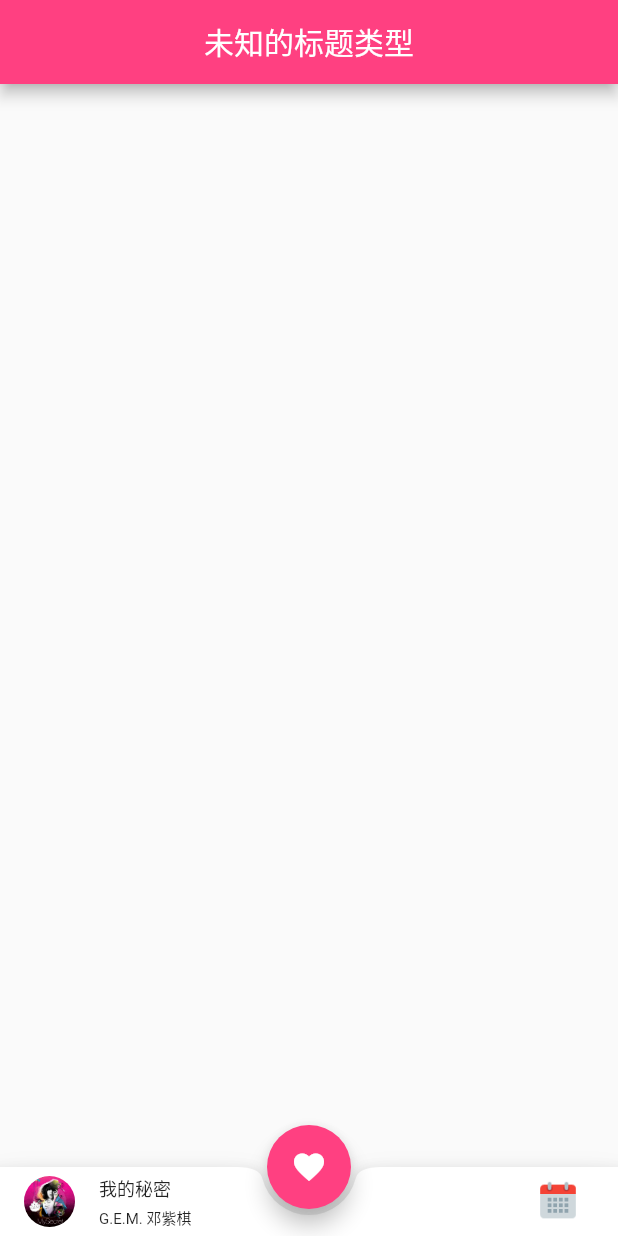
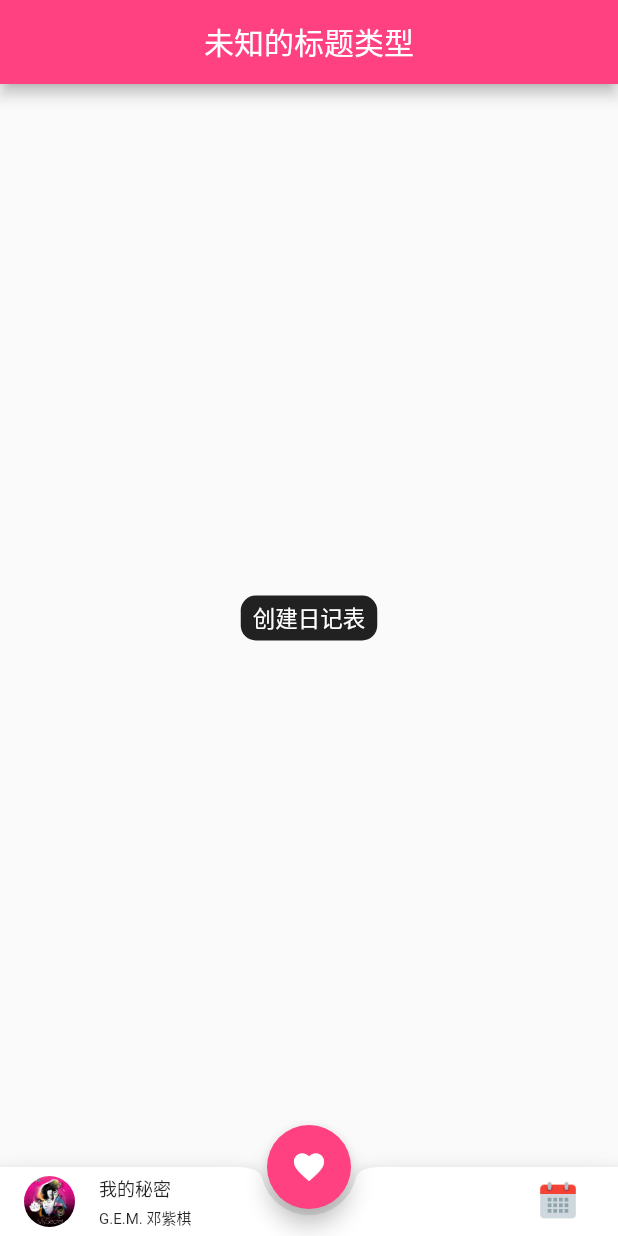
Before and after one commit to taoyimin/love-diary-flutter, a Flutter app: the first screen one second after launch, on a phone screen of 412 x 824 dp. Run offline on Flutter 3.47's test engine with Material 2 defaults, Android fonts, the phone set to English and light mode, and no system bars; drawn by our look-alikes of oktoast; our stand-ins replace assets_audio_player, flutter_easyrefresh, photo_view, sqflite; missing offline and left inert: common_utils, flustars, flutter_cupertino_date_picker, multi_image_picker; accounts and stored records are empty.

Commit message:
regular update

```diff
--- a/lib/bean/diary.dart
+++ b/lib/bean/diary.dart
@@ -1,5 +1,7 @@
+import 'package:flustars/flustars.dart';
 import 'package:love_diary/res/constants.dart';
 import 'package:love_diary/util/file_utils.dart';
+import 'package:love_diary/util/toast_utils.dart';
 import 'package:path/path.dart';
 import 'package:sqflite/sqflite.dart';
 import 'package:sqflite/sqlite_api.dart';
@@ -72,10 +74,11 @@ class DiaryProvider {
   Future open() async {
     db = await openDatabase(
       join(await FileUtils.getSDCardDirectory(), 'diary_db.db'),
-      version: Constants.DATABASE_VERSION,
+      version: 6,
       onCreate: (Database db, int version) async {
-        print('创建日记表');
-        await db.execute('''
+        Toast.show('创建日记表');
+        try {
+          await db.execute('''
 create table $tableDiary (
   $columnId integer primary key autoincrement,
   $columnContent text not null,
@@ -87,6 +90,9 @@ create table $tableDiary (
   $column2 text,
   $column3 text)
 ''');
+        } catch (e) {
+          Toast.show('创建日记表失败：$e');
+        }
       },
     );
   }
--- a/lib/bean/mark_day.dart
+++ b/lib/bean/mark_day.dart
@@ -69,10 +69,9 @@ class MarkDayProvider {
   Future open() async {
     db = await openDatabase(
       join(await FileUtils.getSDCardDirectory(), 'diary_db.db'),
-      version: Constants.DATABASE_VERSION,
+      version: 6,
       onUpgrade: (Database db, int oldVersion, int newVersion) async {
-        if(newVersion == 5){
-          print('创建纪念日表');
+        if(newVersion == 6){
           Toast.show('创建纪念日表');
           try {
             await db.execute('''
--- a/lib/main.dart
+++ b/lib/main.dart
@@ -76,7 +76,16 @@ class _MyHomePageState extends State<MyHomePage> {
   void initState() {
     super.initState();
     assetsAudioPlayer.open(
-      Audio('assets/audios/my_secret.mp3'),
+      Audio(
+        'assets/audios/my_secret.mp3',
+        metas: Metas(
+          title: "我的秘密",
+          artist: "G.E.M. 邓紫棋",
+          album: "My Secret",
+          image: MetasImage.asset(
+              "assets/images/my_secret.jpg"), //can be MetasImage.network
+        ),
+      ),
       autoStart: false,
       showNotification: true,
     );
@@ -117,7 +126,7 @@ class _MyHomePageState extends State<MyHomePage> {
             await provider?.open();
             diaryList.clear();
             List<Diary> tempList =
-            await provider?.getDiaryList(limit: limit, offset: offset);
+                await provider?.getDiaryList(limit: limit, offset: offset);
             diaryList.addAll(tempList);
             refreshController.resetLoadState();
             refreshController.finishRefresh(success: true);
@@ -134,7 +143,7 @@ class _MyHomePageState extends State<MyHomePage> {
             offset = offset + limit;
             await provider?.open();
             List<Diary> tempList =
-            await provider?.getDiaryList(limit: limit, offset: offset);
+                await provider?.getDiaryList(limit: limit, offset: offset);
             diaryList.addAll(tempList);
             if (tempList.length < limit) {
               refreshController.finishLoad(success: true, noMore: true);
@@ -152,10 +161,10 @@ class _MyHomePageState extends State<MyHomePage> {
         slivers: <Widget>[
           SliverList(
             delegate: SliverChildBuilderDelegate(
-                  (BuildContext context, int index) {
+              (BuildContext context, int index) {
                 return Padding(
                   padding:
-                  const EdgeInsets.symmetric(horizontal: 8, vertical: 5),
+                      const EdgeInsets.symmetric(horizontal: 8, vertical: 5),
                   child: GestureDetector(
                     onLongPress: () async {
                       bool success = await Navigator.push(
@@ -189,8 +198,8 @@ class _MyHomePageState extends State<MyHomePage> {
                                 style: TextStyle(fontSize: 16),
                               ),
                               Offstage(
-                                offstage: TextUtil.isEmpty(
-                                    diaryList[index].festival),
+                                offstage:
+                                    TextUtil.isEmpty(diaryList[index].festival),
                                 child: Row(
                                   children: <Widget>[
                                     Gaps.hGap10,
@@ -245,9 +254,8 @@ class _MyHomePageState extends State<MyHomePage> {
                                 diaryList[index].imageList == null
                                     ? 0
                                     : diaryList[index].imageList.length,
-                                    (imageIndex) {
-                                  String path = join(
-                                      SpUtil.getString('sdcard'),
+                                (imageIndex) {
+                                  String path = join(SpUtil.getString('sdcard'),
                                       diaryList[index].imageList[imageIndex]);
                                   return InkWell(
                                     onTap: () {
@@ -272,16 +280,15 @@ class _MyHomePageState extends State<MyHomePage> {
                           ),
                           Gaps.vGap5,
                           Offstage(
-                            offstage: TextUtil.isEmpty(
-                                diaryList[index].achievement),
+                            offstage:
+                                TextUtil.isEmpty(diaryList[index].achievement),
                             child: Row(
                               children: <Widget>[
                                 Expanded(
                                   child: Text(
                                     '🥇 已解锁成就"${diaryList[index].achievement}"',
                                     style: TextStyle(
-                                        fontSize: 12,
-                                        color: Colors.pinkAccent),
+                                        fontSize: 12, color: Colors.pinkAccent),
                                   ),
                                 ),
                               ],
```
Also changed, not shown: 5 other files.
